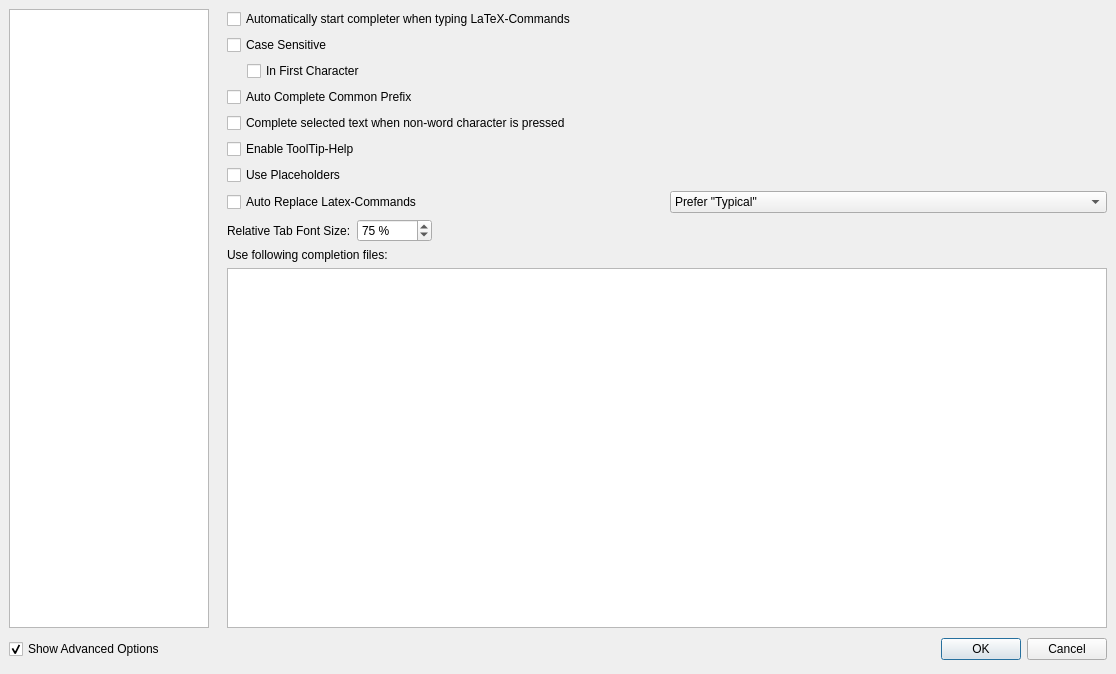
The window that configdialog.ui (svn2github/texstudio-trunk) describes before a commit, drawn with Qt 5.
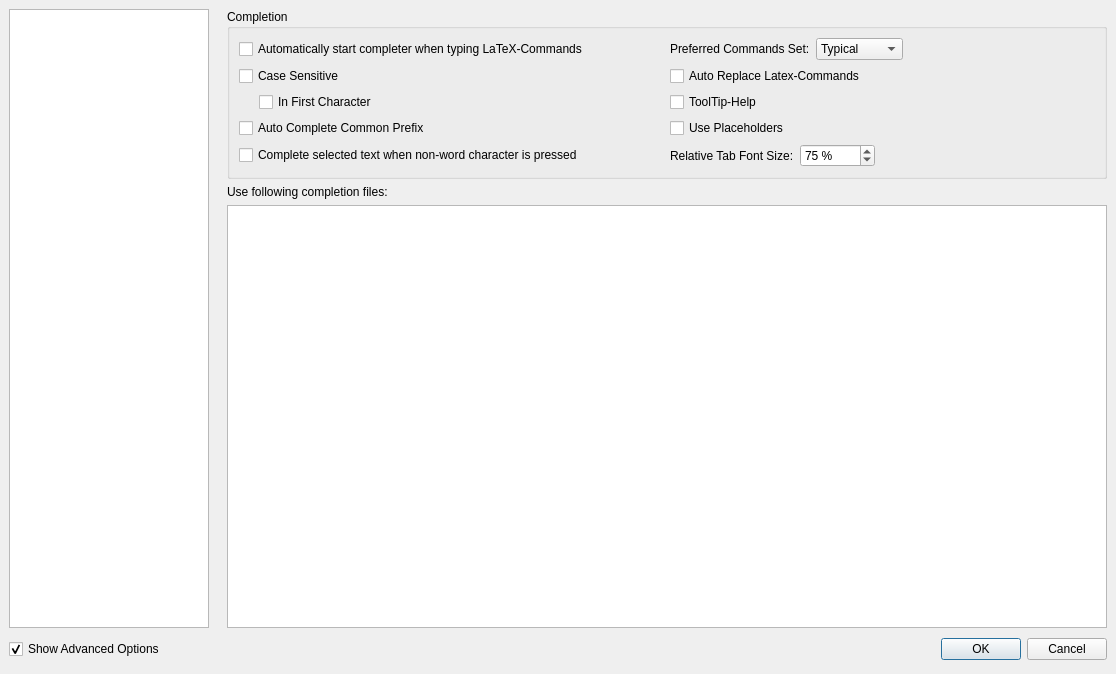
The same window after the commit. The open tabs and pages were chosen to show the change. Icons and pictures are not drawn.

Commit message: configure -> completion: reworked layout and changed some texts/tooltips

Diff of the .ui file:
```diff
--- a/configdialog.ui
+++ b/configdialog.ui
@@ -51,62 +51,6 @@
      </property>
     </widget>
    </item>
-   <item row="2" column="0">
-    <widget class="QCheckBox" name="checkBoxShowAdvancedOptions">
-     <property name="text">
-      <string>Show Advanced Options</string>
-     </property>
-     <property name="checked">
-      <bool>true</bool>
-     </property>
-    </widget>
-   </item>
-   <item row="2" column="5">
-    <layout class="QHBoxLayout">
-     <property name="spacing">
-      <number>6</number>
-     </property>
-     <property name="sizeConstraint">
-      <enum>QLayout::SetMinimumSize</enum>
-     </property>
-     <property name="margin">
-      <number>0</number>
-     </property>
-     <item>
-      <spacer>
-       <property name="orientation">
-        <enum>Qt::Horizontal</enum>
-       </property>
-       <property name="sizeType">
-        <enum>QSizePolicy::Expanding</enum>
-       </property>
-       <property name="sizeHint" stdset="0">
-        <size>
-         <width>407</width>
-         <height>31</height>
-        </size>
-       </property>
-      </spacer>
-     </item>
-     <item>
-      <widget class="QPushButton" name="okButton">
-       <property name="text">
-        <string>OK</string>
-       </property>
-       <property name="default">
-        <bool>true</bool>
-       </property>
-      </widget>
-     </item>
-     <item>
-      <widget class="QPushButton" name="cancelButton">
-       <property name="text">
-        <string>Cancel</string>
-       </property>
-      </widget>
-     </item>
-    </layout>
-   </item>
    <item row="0" column="1" rowspan="2" colspan="5">
     <widget class="QStackedWidget" name="pagesWidget">
      <property name="sizePolicy">
@@ -1823,20 +1767,26 @@
         <number>0</number>
        </property>
        <item>
+        <widget class="QGroupBox" name="groupBox_2">
+         <property name="title">
+          <string>Completion</string>
+         </property>
+         <layout class="QGridLayout" name="gridLayout7" rowstretch="0,0,0,0,0,0,0,0,0,0" columnstretch="1,1,0,0">
+          <item row="0" column="0">
         <widget class="QCheckBox" name="checkBoxCompletion">
          <property name="text">
           <string>Automatically start completer when typing LaTeX-Commands</string>
          </property>
         </widget>
        </item>
-       <item>
+          <item row="1" column="0">
         <widget class="QCheckBox" name="checkBoxCaseSensitive">
          <property name="text">
           <string>Case Sensitive</string>
          </property>
         </widget>
        </item>
-       <item>
+          <item row="2" column="0">
         <layout class="QHBoxLayout">
          <item>
           <spacer>
@@ -1879,7 +1829,7 @@
          </item>
         </layout>
        </item>
-       <item>
+          <item row="3" column="0">
         <widget class="QCheckBox" name="checkBoxCompletePrefix">
          <property name="text">
           <string>Auto Complete Common Prefix</string>
@@ -1889,7 +1839,7 @@
          </property>
         </widget>
        </item>
-       <item>
+          <item row="4" column="0">
         <widget class="QCheckBox" name="checkBoxEOWCompletes">
          <property name="text">
           <string>Complete selected text when non-word character is pressed</string>
@@ -1899,57 +1849,80 @@
          </property>
         </widget>
        </item>
-       <item>
-        <widget class="QCheckBox" name="checkBoxToolTipHelp">
-         <property name="text">
-          <string>Enable ToolTip-Help</string>
-         </property>
-         <property name="advancedOption" stdset="0">
-          <bool>true</bool>
-         </property>
-        </widget>
-       </item>
-       <item>
-        <widget class="QCheckBox" name="checkBoxUsePlaceholders">
-         <property name="text">
-          <string>Use Placeholders</string>
-         </property>
-         <property name="advancedOption" stdset="0">
-          <bool>true</bool>
-         </property>
-        </widget>
-       </item>
-       <item>
+          <item row="0" column="1">
         <layout class="QHBoxLayout" name="horizontalLayout">
          <item>
+             <widget class="QLabel" name="label">
+              <property name="text">
+               <string>Preferred Commands Set:</string>
+              </property>
+             </widget>
+            </item>
+            <item>
+             <widget class="QComboBox" name="comboBoxPreferedTab">
+              <item>
+               <property name="text">
+                <string>Typical</string>
+               </property>
+              </item>
+              <item>
+               <property name="text">
+                <string>Most Used</string>
+               </property>
+              </item>
+              <item>
+               <property name="text">
+                <string>All</string>
+               </property>
+              </item>
+             </widget>
+            </item>
+            <item>
+             <spacer name="horizontalSpacer_3">
+              <property name="orientation">
+               <enum>Qt::Horizontal</enum>
+              </property>
+              <property name="sizeHint" stdset="0">
+               <size>
+                <width>40</width>
+                <height>20</height>
+               </size>
+              </property>
+             </spacer>
+            </item>
+           </layout>
+          </item>
+          <item row="1" column="1">
           <widget class="QCheckBox" name="checkBoxAutoReplaceCommands">
            <property name="text">
             <string>Auto Replace Latex-Commands</string>
            </property>
           </widget>
          </item>
-         <item>
-          <widget class="QComboBox" name="comboBoxPreferedTab">
-           <item>
-            <property name="text">
-             <string>Prefer &quot;Typical&quot;</string>
+          <item row="2" column="1">
+           <widget class="QCheckBox" name="checkBoxToolTipHelp">
+            <property name="toolTip">
+             <string>Shows a tooltip with a description of the selected completer command</string>
             </property>
-           </item>
-           <item>
             <property name="text">
-             <string>Prefer &quot;Most Used&quot;</string>
+             <string>ToolTip-Help</string>
             </property>
-           </item>
-           <item>
+            <property name="advancedOption" stdset="0">
+             <bool>true</bool>
+            </property>
+           </widget>
+          </item>
+          <item row="3" column="1">
+           <widget class="QCheckBox" name="checkBoxUsePlaceholders">
             <property name="text">
-             <string>Prefer &quot;All&quot;</string>
+             <string>Use Placeholders</string>
             </property>
-           </item>
-          </widget>
-         </item>
-        </layout>
-       </item>
-       <item>
+            <property name="advancedOption" stdset="0">
+             <bool>true</bool>
+            </property>
+           </widget>
+          </item>
+          <item row="4" column="1">
         <layout class="QHBoxLayout" name="horizontalLayout_2">
          <item>
           <widget class="QLabel" name="label_40">
@@ -1992,6 +1965,9 @@
          </item>
         </layout>
        </item>
+         </layout>
+        </widget>
+       </item>
        <item>
         <widget class="QLabel" name="label_12">
          <property name="text">
@@ -2774,6 +2750,62 @@
      </widget>
     </widget>
    </item>
+   <item row="2" column="0">
+    <widget class="QCheckBox" name="checkBoxShowAdvancedOptions">
+     <property name="text">
+      <string>Show Advanced Options</string>
+     </property>
+     <property name="checked">
+      <bool>true</bool>
+     </property>
+    </widget>
+   </item>
+   <item row="2" column="5">
+    <layout class="QHBoxLayout">
+     <property name="spacing">
+      <number>6</number>
+     </property>
+     <property name="sizeConstraint">
+      <enum>QLayout::SetMinimumSize</enum>
+     </property>
+     <property name="margin">
+      <number>0</number>
+     </property>
+     <item>
+      <spacer>
+       <property name="orientation">
+        <enum>Qt::Horizontal</enum>
+       </property>
+       <property name="sizeType">
+        <enum>QSizePolicy::Expanding</enum>
+       </property>
+       <property name="sizeHint" stdset="0">
+        <size>
+         <width>407</width>
+         <height>31</height>
+        </size>
+       </property>
+      </spacer>
+     </item>
+     <item>
+      <widget class="QPushButton" name="okButton">
+       <property name="text">
+        <string>OK</string>
+       </property>
+       <property name="default">
+        <bool>true</bool>
+       </property>
+      </widget>
+     </item>
+     <item>
+      <widget class="QPushButton" name="cancelButton">
+       <property name="text">
+        <string>Cancel</string>
+       </property>
+      </widget>
+     </item>
+    </layout>
+   </item>
   </layout>
  </widget>
  <tabstops>
```
Left out of the diff: 45 changed lines with no effect on the pictures. Lines whose indentation alone changed are shown as unchanged.
